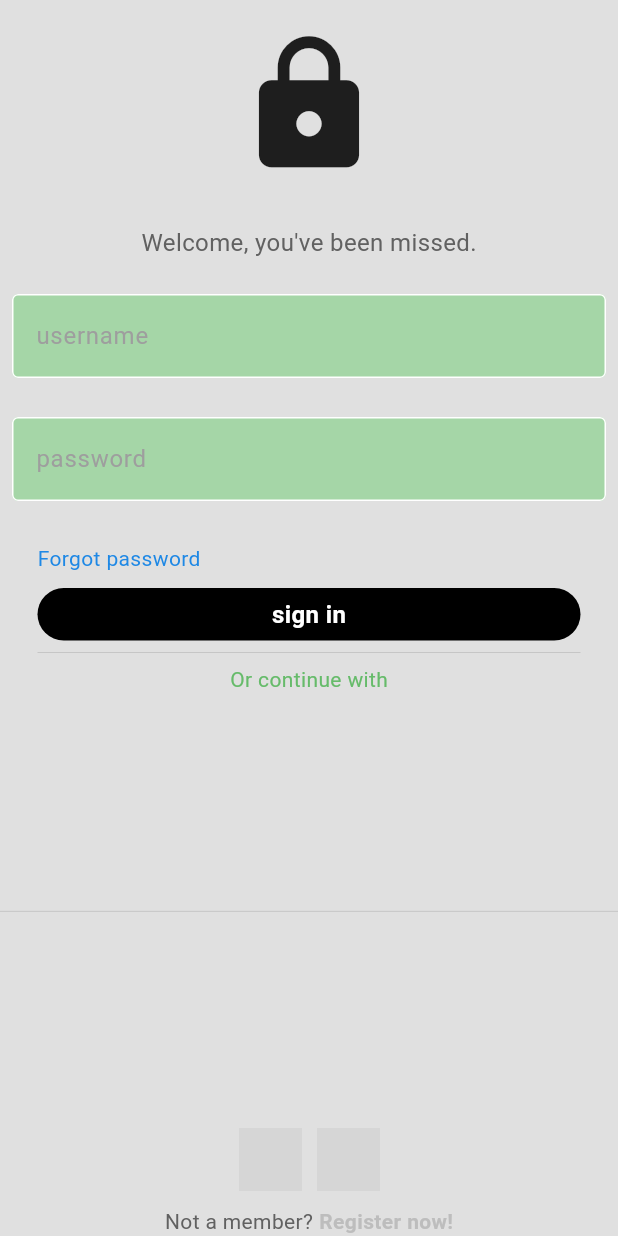
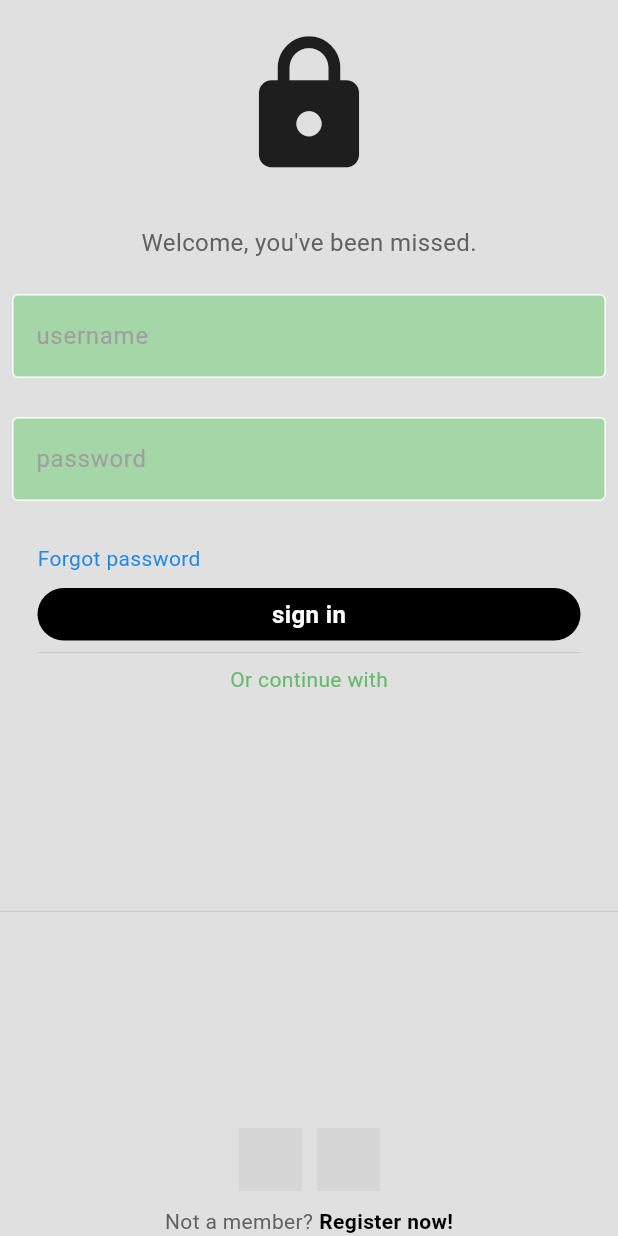
Before and after one commit to BensonWathigo/shopy, a Flutter app: the screen it shows after launch, on a phone screen of 412 x 824 dp. Run offline on Flutter 3.47's test engine with Material 3 defaults, Android fonts, the phone set to English and light mode, and no system bars; our stand-ins replace get; grey boxes are pictures that could not be loaded.

Commit message:
bold reg N

```diff
--- a/lib/pages/login.dart
+++ b/lib/pages/login.dart
@@ -111,10 +111,10 @@ class LoginPage extends StatelessWidget {
                   style: TextStyle(color: Colors.grey[700]),
                 ),
                 const SizedBox(width: 4),
-                Text(
+                const Text(
                   'Register now!',
                   style: TextStyle(
-                    color: Colors.grey[400],
+                    color: Colors.black,
                     fontWeight: FontWeight.bold,
                   ),
                 ),
```
